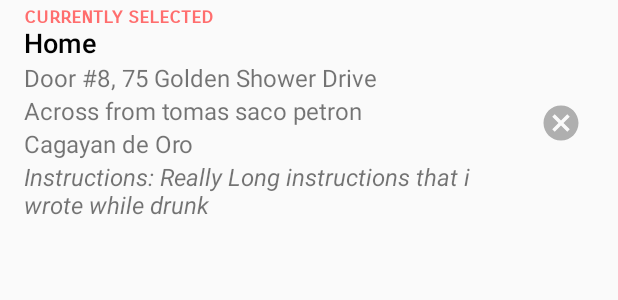
After one commit to mohamed-doozylabs/QuickBite-android, an Android app: the layout address_list_item.xml on its own in the app's theme, with its tools: preview values and no code run, on a phone screen of 412 x 824 dp. The commit adds this screen. Shown: the top 300 px of the screen. Run offline under Robolectric (Android 15) with nearby library versions, the phone set to English and light mode, and no system bars.

Commit message:
✅ addresses list

```diff
--- a/app/src/main/java/com/griffsoft/tsadadelivery/TDActivity.kt
+++ b/app/src/main/java/com/griffsoft/tsadadelivery/TDActivity.kt
@@ -11,7 +11,7 @@ abstract class TDActivity : AppCompatActivity() {
 
     override fun onCreate(savedInstanceState: Bundle?) {
         super.onCreate(savedInstanceState)
-        supportActionBar!!.elevation = 0f
+        supportActionBar?.elevation = 0f
         title = ""
         originalConstraintSet = ConstraintSet()
     }
--- a/app/src/main/java/com/griffsoft/tsadadelivery/objects/Address.kt
+++ b/app/src/main/java/com/griffsoft/tsadadelivery/objects/Address.kt
@@ -14,4 +14,7 @@ data class Address(
     val street: String = "",
     val userNickname: String = "",
     var isSelected: Boolean = false
-)
+) {
+    val displayName: String
+        get() = if (userNickname.isNotEmpty()) userNickname else street
+}
--- /dev/null
+++ b/app/src/main/res/drawable/ic_add.xml
@@ -0,0 +1,5 @@
+<vector android:height="24dp" android:tint="#FFFFFF"
+    android:viewportHeight="24.0" android:viewportWidth="24.0"
+    android:width="24dp" xmlns:android="http://schemas.android.com/apk/res/android">
+    <path android:fillColor="#FF000000" android:pathData="M19,13h-6v6h-2v-6H5v-2h6V5h2v6h6v2z"/>
+</vector>
--- /dev/null
+++ b/app/src/main/res/drawable/ic_cancel.xml
@@ -0,0 +1,5 @@
+<vector android:height="24dp" android:tint="#FFFFFF"
+    android:viewportHeight="24.0" android:viewportWidth="24.0"
+    android:width="24dp" xmlns:android="http://schemas.android.com/apk/res/android">
+    <path android:fillColor="#FF000000" android:pathData="M12,2C6.47,2 2,6.47 2,12s4.47,10 10,10 10,-4.47 10,-10S17.53,2 12,2zM17,15.59L15.59,17 12,13.41 8.41,17 7,15.59 10.59,12 7,8.41 8.41,7 12,10.59 15.59,7 17,8.41 13.41,12 17,15.59z"/>
+</vector>
--- /dev/null
+++ b/app/src/main/res/drawable/ic_check.xml
@@ -0,0 +1,5 @@
+<vector android:height="24dp" android:tint="#FF6E6E"
+    android:viewportHeight="24.0" android:viewportWidth="24.0"
+    android:width="24dp" xmlns:android="http://schemas.android.com/apk/res/android">
+    <path android:fillColor="#FF000000" android:pathData="M9,16.17L4.83,12l-1.42,1.41L9,19 21,7l-1.41,-1.41z"/>
+</vector>
--- /dev/null
+++ b/app/src/main/res/layout/address_list_item.xml
@@ -0,0 +1,106 @@
+<?xml version="1.0" encoding="utf-8"?>
+<androidx.constraintlayout.widget.ConstraintLayout xmlns:android="http://schemas.android.com/apk/res/android"
+    xmlns:app="http://schemas.android.com/apk/res-auto"
+    xmlns:tools="http://schemas.android.com/tools"
+    android:layout_width="match_parent"
+    android:layout_height="wrap_content"
+    android:orientation="vertical">
+
+    <TextView
+        android:id="@+id/currentlySelectedLabel"
+        android:layout_width="wrap_content"
+        android:layout_height="wrap_content"
+        android:layout_marginTop="2dp"
+        android:fontFamily="sans-serif-smallcaps"
+        android:text="@string/currently_selected"
+        android:textColor="@color/colorAccent"
+        android:textStyle="bold"
+        app:layout_constraintStart_toStartOf="@+id/addressName"
+        app:layout_constraintTop_toTopOf="parent" />
+
+    <TextView
+        android:id="@+id/addressName"
+        android:layout_width="0dp"
+        android:layout_height="wrap_content"
+        android:layout_marginStart="16dp"
+        android:layout_marginTop="16dp"
+        android:layout_marginEnd="8dp"
+        android:fontFamily="sans-serif-medium"
+        android:textColor="@android:color/primary_text_light"
+        android:textSize="18sp"
+        app:layout_constraintBottom_toTopOf="@+id/unitAndStreet"
+        app:layout_constraintEnd_toStartOf="@+id/deleteOrCheck"
+        app:layout_constraintStart_toStartOf="parent"
+        app:layout_constraintTop_toTopOf="parent"
+        app:layout_constraintVertical_chainStyle="packed"
+        tools:text="Home" />
+
+    <TextView
+        android:id="@+id/unitAndStreet"
+        android:layout_width="0dp"
+        android:layout_height="wrap_content"
+        android:textSize="16sp"
+        app:layout_constraintBottom_toTopOf="@+id/buildingLandmark"
+        app:layout_constraintEnd_toEndOf="@+id/addressName"
+        app:layout_constraintStart_toStartOf="@+id/addressName"
+        app:layout_constraintTop_toBottomOf="@+id/addressName"
+        tools:text="Door #8, 75 Golden Shower Drive" />
+
+    <TextView
+        android:id="@+id/buildingLandmark"
+        android:layout_width="0dp"
+        android:layout_height="wrap_content"
+        android:textSize="16sp"
+        app:layout_constraintBottom_toTopOf="@+id/cagayanDeOro"
+        app:layout_constraintEnd_toEndOf="@+id/addressName"
+        app:layout_constraintStart_toStartOf="@+id/addressName"
+        app:layout_constraintTop_toBottomOf="@+id/unitAndStreet"
+        tools:text="Across from tomas saco petron" />
+
+    <TextView
+        android:id="@+id/cagayanDeOro"
+        android:layout_width="wrap_content"
+        android:layout_height="wrap_content"
+        android:text="@string/cagayan_de_oro"
+        android:textSize="16sp"
+        app:layout_constraintBottom_toTopOf="@+id/instructions"
+        app:layout_constraintStart_toStartOf="@+id/addressName"
+        app:layout_constraintTop_toBottomOf="@+id/buildingLandmark"
+        app:layout_goneMarginBottom="16dp" />
+
+    <TextView
+        android:id="@+id/instructions"
+        android:layout_width="0dp"
+        android:layout_height="wrap_content"
+        android:layout_marginBottom="16dp"
+        android:textSize="16sp"
+        android:textStyle="italic"
+        app:layout_constraintBottom_toBottomOf="parent"
+        app:layout_constraintEnd_toEndOf="@+id/addressName"
+        app:layout_constraintStart_toStartOf="@+id/addressName"
+        app:layout_constraintTop_toBottomOf="@+id/cagayanDeOro"
+        tools:text="Instructions: Really Long instructions that i wrote while drunk" />
+
+    <ImageView
+        android:id="@+id/deleteOrCheck"
+        android:layout_width="28dp"
+        android:layout_height="28dp"
+        android:layout_marginEnd="24dp"
+        android:tint="#AFAFAF"
+        app:layout_constraintBottom_toBottomOf="parent"
+        app:layout_constraintEnd_toEndOf="parent"
+        app:layout_constraintTop_toTopOf="parent"
+        app:srcCompat="@drawable/ic_cancel" />
+
+    <View
+        android:id="@+id/divider"
+        android:layout_width="0dp"
+        android:layout_height="1dp"
+        android:layout_marginStart="16dp"
+        android:background="@color/quantum_black_divider"
+        android:visibility="gone"
+        app:layout_constraintBottom_toBottomOf="parent"
+        app:layout_constraintEnd_toEndOf="parent"
+        app:layout_constraintStart_toStartOf="parent" />
+
+</androidx.constraintlayout.widget.ConstraintLayout>
--- a/app/src/main/res/values/strings.xml
+++ b/app/src/main/res/values/strings.xml
@@ -76,6 +76,9 @@
     <string name="phone_number">Phone Number</string>
     <string name="save_changes">Save Changes</string>
 
+    <!--Addresses-->
+    <string name="addresses">Addresses</string>
+    <string name="currently_selected">currently selected</string>
 
     <string name="title_delivery">Delivery</string>
     <string name="title_orders">Orders</string>
```
Also changed, not shown: app/src/main/AndroidManifest.xml (+6 -2 lines), app/src/main/java/com/griffsoft/tsadadelivery/UserUtil.kt (+10 -0 lines), app/src/main/java/com/griffsoft/tsadadelivery/account/AddressesActivity.kt (added, +154 -0 lines), app/src/main/java/com/griffsoft/tsadadelivery/get_started/AddNewAddressMapActivity.kt (+8 -5 lines), app/src/main/java/com/griffsoft/tsadadelivery/ui/account/AccountFragment.kt (+6 -2 lines), app/src/main/res/layout/activity_addresses.xml (added, +21 -0 lines), app/src/main/res/layout/content_addresses.xml (added, +34 -0 lines).
